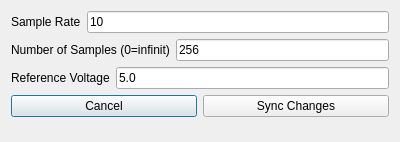
The window that experimentconfig.ui (yobson/Exoplanet-Simulation) describes before a commit, drawn with Qt 5.
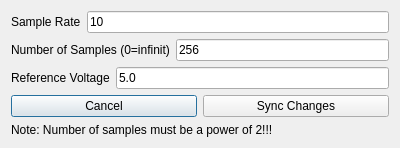
The same window after the commit. Icons and pictures are not drawn.

Patch:
```diff
--- a/experimentconfig.ui
+++ b/experimentconfig.ui
@@ -90,6 +90,13 @@
      </item>
     </layout>
    </item>
+   <item>
+    <widget class="QLabel" name="label_4">
+     <property name="text">
+      <string>Note: Number of samples must be a power of 2!!!</string>
+     </property>
+    </widget>
+   </item>
    <item>
     <spacer name="verticalSpacer">
      <property name="orientation">
```
